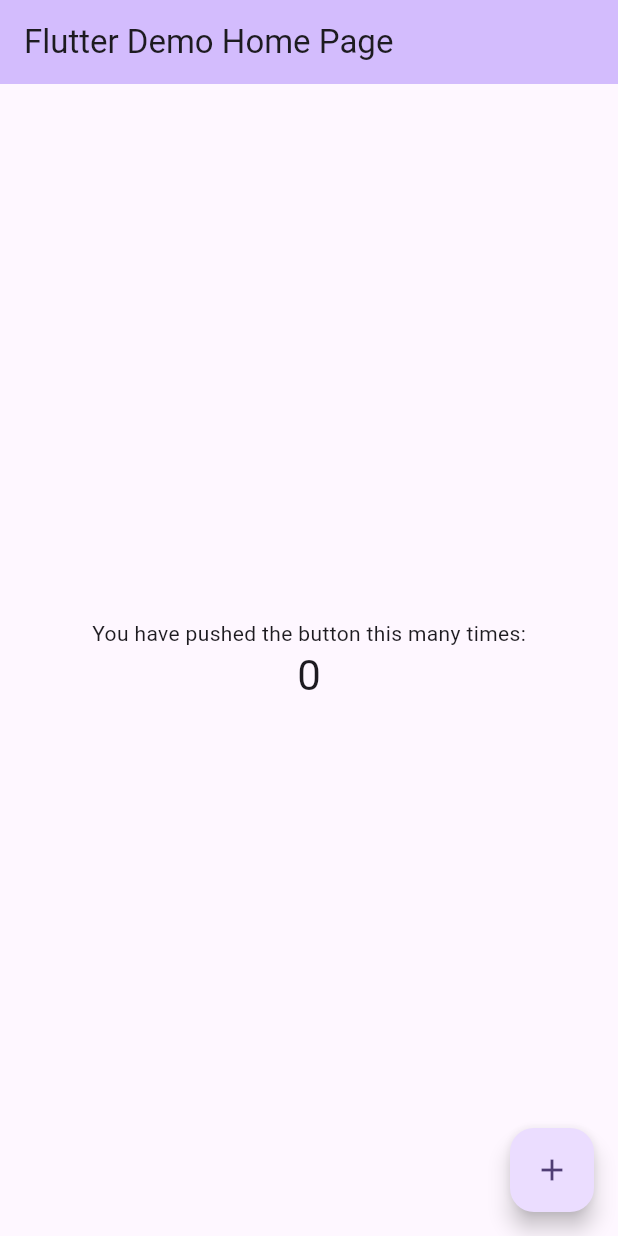
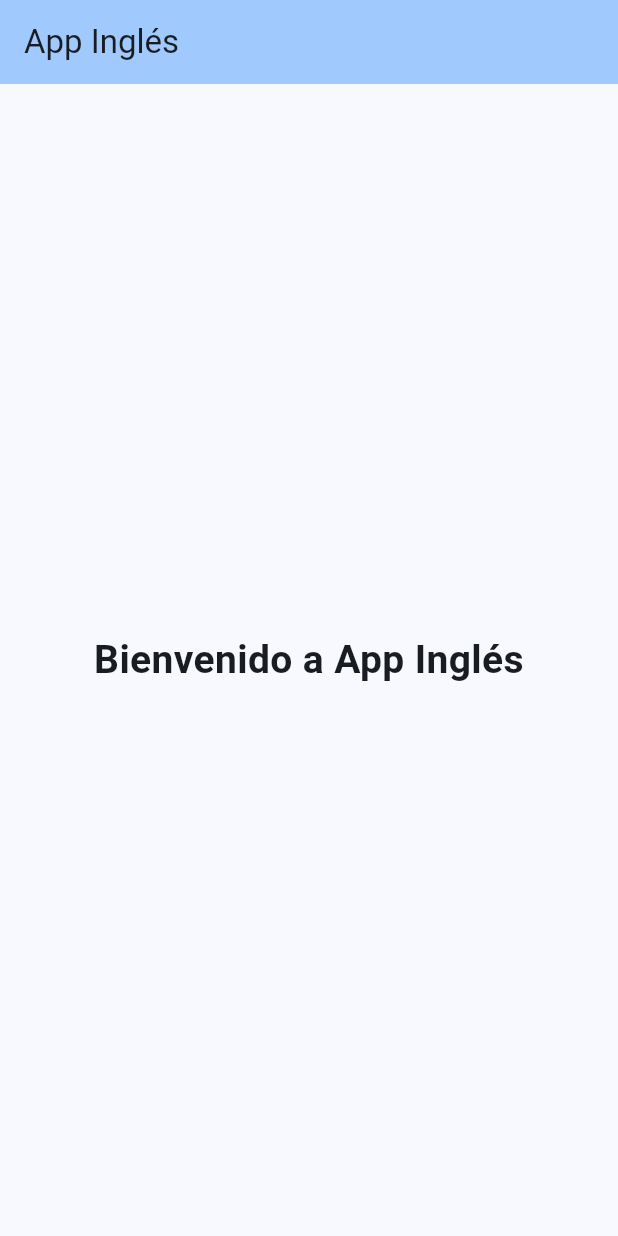
Before and after one commit to loguic/app-ingles-frontend, a Flutter app: the screen it shows after launch, on a phone screen of 412 x 824 dp. Run offline on Flutter 3.47's test engine with Material 3 defaults, Android fonts, the light colour scheme and no system bars.

Commit message:
B63 create initial App Ingles home screen

```diff
--- a/lib/main.dart
+++ b/lib/main.dart
@@ -1,121 +1,48 @@
 import 'package:flutter/material.dart';
 
 void main() {
-  runApp(const MyApp());
+  runApp(const AppIngles());
 }
 
-class MyApp extends StatelessWidget {
-  const MyApp({super.key});
+/// Root widget of the English learning application.
+/// Widget raíz de la aplicación de aprendizaje de inglés.
+class AppIngles extends StatelessWidget {
+  const AppIngles({super.key});
 
-  // This widget is the root of your application.
   @override
   Widget build(BuildContext context) {
     return MaterialApp(
-      title: 'Flutter Demo',
+      title: 'App Inglés',
+      debugShowCheckedModeBanner: false,
       theme: ThemeData(
-        // This is the theme of your application.
-        //
-        // TRY THIS: Try running your application with "flutter run". You'll see
-        // the application has a purple toolbar. Then, without quitting the app,
-        // try changing the seedColor in the colorScheme below to Colors.green
-        // and then invoke "hot reload" (save your changes or press the "hot
-        // reload" button in a Flutter-supported IDE, or press "r" if you used
-        // the command line to start the app).
-        //
-        // Notice that the counter didn't reset back to zero; the application
-        // state is not lost during the reload. To reset the state, use hot
-        // restart instead.
-        //
-        // This works for code too, not just values: Most code changes can be
-        // tested with just a hot reload.
-        colorScheme: .fromSeed(seedColor: Colors.deepPurple),
+        colorScheme: ColorScheme.fromSeed(seedColor: Colors.blue),
       ),
-      home: const MyHomePage(title: 'Flutter Demo Home Page'),
+      home: const HomeScreen(),
     );
   }
 }
 
-class MyHomePage extends StatefulWidget {
-  const MyHomePage({super.key, required this.title});
-
-  // This widget is the home page of your application. It is stateful, meaning
-  // that it has a State object (defined below) that contains fields that affect
-  // how it looks.
-
-  // This class is the configuration for the state. It holds the values (in this
-  // case the title) provided by the parent (in this case the App widget) and
-  // used by the build method of the State. Fields in a Widget subclass are
-  // always marked "final".
-
-  final String title;
-
-  @override
-  State<MyHomePage> createState() => _MyHomePageState();
-}
-
-class _MyHomePageState extends State<MyHomePage> {
-  int _counter = 0;
-
-  void _incrementCounter() {
-    setState(() {
-      // This call to setState tells the Flutter framework that something has
-      // changed in this State, which causes it to rerun the build method below
-      // so that the display can reflect the updated values. If we changed
-      // _counter without calling setState(), then the build method would not be
-      // called again, and so nothing would appear to happen.
-      _counter++;
-    });
-  }
+/// Initial home screen shown when the app starts.
+/// Pantalla inicial que se muestra al arrancar la aplicación.
+class HomeScreen extends StatelessWidget {
+  const HomeScreen({super.key});
 
   @override
   Widget build(BuildContext context) {
-    // This method is rerun every time setState is called, for instance as done
-    // by the _incrementCounter method above.
-    //
-    // The Flutter framework has been optimized to make rerunning build methods
-    // fast, so that you can just rebuild anything that needs updating rather
-    // than having to individually change instances of widgets.
     return Scaffold(
       appBar: AppBar(
-        // TRY THIS: Try changing the color here to a specific color (to
-        // Colors.amber, perhaps?) and trigger a hot reload to see the AppBar
-        // change color while the other colors stay the same.
+        title: const Text('App Inglés'),
         backgroundColor: Theme.of(context).colorScheme.inversePrimary,
-        // Here we take the value from the MyHomePage object that was created by
-        // the App.build method, and use it to set our appbar title.
-        title: Text(widget.title),
       ),
-      body: Center(
-        // Center is a layout widget. It takes a single child and positions it
-        // in the middle of the parent.
-        child: Column(
-          // Column is also a layout widget. It takes a list of children and
-          // arranges them vertically. By default, it sizes itself to fit its
-          // children horizontally, and tries to be as tall as its parent.
-          //
-          // Column has various properties to control how it sizes itself and
-          // how it positions its children. Here we use mainAxisAlignment to
-          // center the children vertically; the main axis here is the vertical
-          // axis because Columns are vertical (the cross axis would be
-          // horizontal).
-          //
-          // TRY THIS: Invoke "debug painting" (choose the "Toggle Debug Paint"
-          // action in the IDE, or press "p" in the console), to see the
-          // wireframe for each widget.
-          mainAxisAlignment: .center,
-          children: [
-            const Text('You have pushed the button this many times:'),
-            Text(
-              '$_counter',
-              style: Theme.of(context).textTheme.headlineMedium,
-            ),
-          ],
+      body: const Center(
+        child: Padding(
+          padding: EdgeInsets.all(24),
+          child: Text(
+            'Bienvenido a App Inglés',
+            textAlign: TextAlign.center,
+            style: TextStyle(fontSize: 26, fontWeight: FontWeight.bold),
+          ),
         ),
-      ),
-      floatingActionButton: FloatingActionButton(
-        onPressed: _incrementCounter,
-        tooltip: 'Increment',
-        child: const Icon(Icons.add),
       ),
     );
   }
```
Also changed, not shown: 1 other file.
